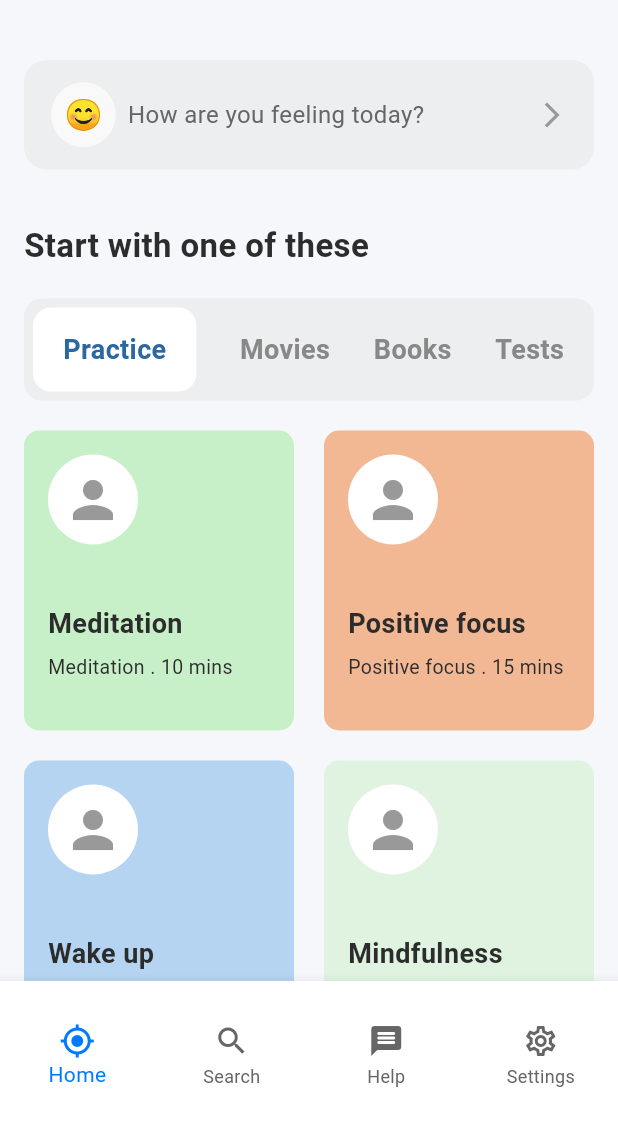
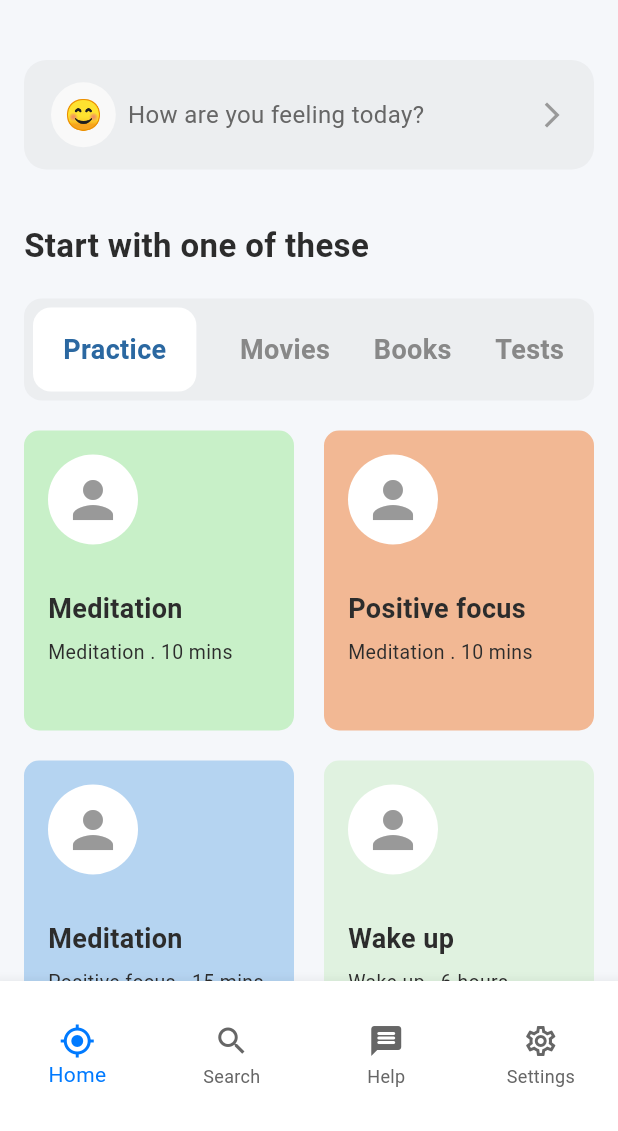
Before and after one commit to JoshuaOzibo/Mental_health_ui, a Flutter app: the screen it shows after launch, on a phone screen of 412 x 824 dp, the part 105-1236 px from its top. Run offline on Flutter 3.47's test engine with Material 3 defaults, Android fonts, the phone set to English and light mode, and no system bars.

Commit message:
feat: update practiceData with colors and refactor PracticesUi to use GridView.builder

```diff
--- a/lib/core/static/data.dart
+++ b/lib/core/static/data.dart
@@ -29,27 +29,32 @@ List<Map<String, String>> practiceData = [
   {
     "practice" : "Meditation",
     "time" : "Meditation . 10 mins",
-    "color": "",
+    "color": "NovaColors.meditationGreen",
 
   },
   {
     "practice" : "Positive focus",
     "time" : "Meditation . 10 mins",
+     "color": "NovaColors.positiveFocusPeach,",
   },
   {
     "practice" : "Meditation",
     "time" : "Positive focus . 15 mins",
+     "color": "NovaColors.wakeUpBlue",
   },
   {
     "practice" : "Wake up",
     "time" : "Wake up . 6 hours",
+     "color": "NovaColors.mindfulnessLightGreen",
   },
   {
     "practice" : "Mindfulness . 15 mins",
     "time" : "Mindfulness . 15 mins",
+     "color": "const Color.fromARGB(255, 218, 255, 153)",
   },
   {
     "practice" : "Wake up",
     "time" : "Wake up . 6 hours",
+     "color": "const Color.fromARGB(255, 176, 255, 255)",
   },
 ];
--- a/lib/features/home_page/components/card_ui.dart
+++ b/lib/features/home_page/components/card_ui.dart
@@ -37,7 +37,7 @@ class CardUI extends StatelessWidget {
             ),
           ),
 
-          SizedBox(height: 40),
+          SizedBox(height: 30),
 
           Text(
             practice,
--- a/lib/features/home_page/components/practices_ui.dart
+++ b/lib/features/home_page/components/practices_ui.dart
@@ -1,5 +1,6 @@
 import 'package:flutter/material.dart';
 import '../../../core/colors/nova_colors.dart';
+import '../../../core/static/data.dart';
 import 'card_ui.dart';
 
 class PracticesUi extends StatelessWidget {
@@ -8,46 +9,36 @@ class PracticesUi extends StatelessWidget {
   @override
   Widget build(BuildContext context) {
     return SingleChildScrollView(
-      child: GridView(
+      child: Column(
+        children: [
+          GridView.builder(
             shrinkWrap: true,
             physics: NeverScrollableScrollPhysics(),
             gridDelegate: SliverGridDelegateWithFixedCrossAxisCount(
               crossAxisCount: 2,
               crossAxisSpacing: 20,
               mainAxisSpacing: 20,
-          childAspectRatio: 0.9
+              childAspectRatio: 0.9,
             ),
-        children: [
-          CardUI(
-            color: NovaColors.meditationGreen,
-            practice: 'Meditation',
-            time: 'Meditation . 10 mins',
+
+            itemCount: practiceData.length,
+            itemBuilder: (context, index){
+              final data = practiceData[index];
+              return CardUI(
+                color: data['color'] == "NovaColors.meditationGreen" ? NovaColors.meditationGreen
+                : data['color'] == "NovaColors.positiveFocusPeach," ? NovaColors.positiveFocusPeach
+                : data['color'] == "NovaColors.wakeUpBlue" ? NovaColors.wakeUpBlue
+                : data['color'] == "NovaColors.mindfulnessLightGreen" ? NovaColors.mindfulnessLightGreen
+                : data['color'] == "const Color.fromARGB(255, 218, 255, 153)" ? const Color.fromARGB(255, 218, 255, 153)
+                : const Color.fromARGB(255, 176, 255, 255),
+                practice: data['practice']!,
+                time: data['time']!,
+              );
+            }
+
           ),
-          CardUI(
-            color: NovaColors.positiveFocusPeach,
-            practice: 'Positive focus',
-            time: 'Positive focus . 15 mins',
-          ),
-          CardUI(
-            color: NovaColors.wakeUpBlue,
-            practice: 'Wake up',
-            time: 'Wake up . 6 hours',
-          ),
-          CardUI(
-            color: NovaColors.mindfulnessLightGreen,
-            practice: 'Mindfulness',
-            time: 'Mindfulness . 15 mins',
-          ),
-          CardUI(
-            color: const Color.fromARGB(255, 218, 255, 153),
-            practice: 'Mindfulness',
-            time: 'Mindfulness . 15 mins',
-          ),
-          CardUI(
-            color: const Color.fromARGB(255, 176, 255, 255),
-            practice: 'Mindfulness',
-            time: 'Mindfulness . 15 mins',
-          ),
+
+          SizedBox(height: 20),
         ],
       ),
     );
```
Lines whose indentation alone changed are shown as unchanged.
